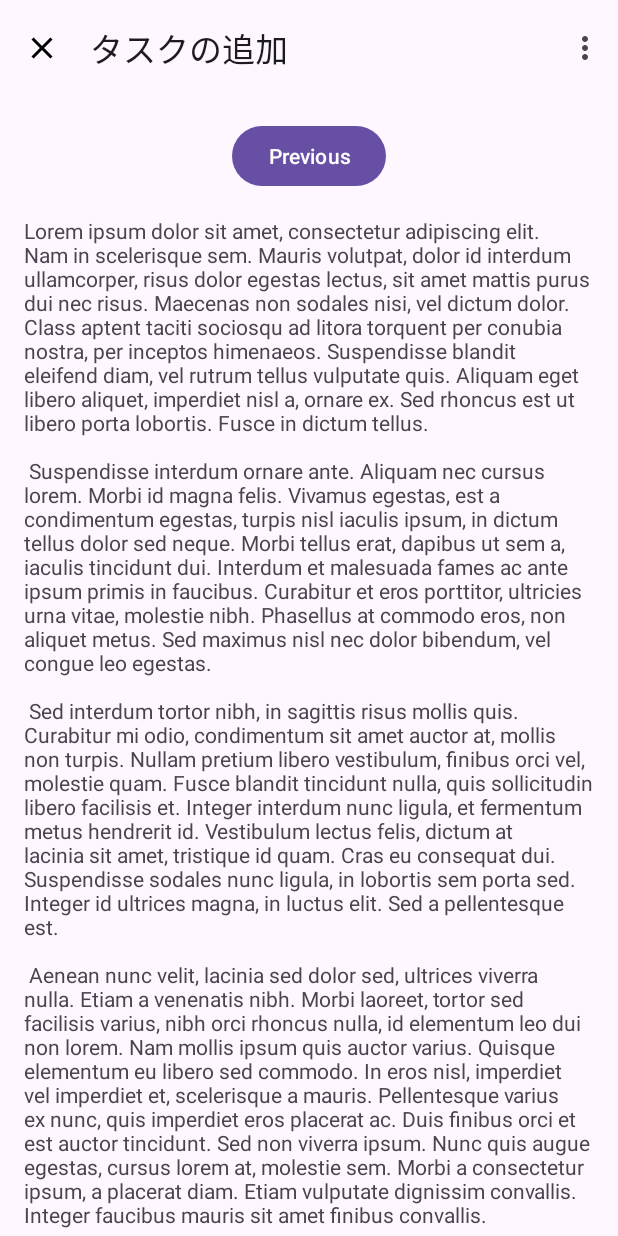
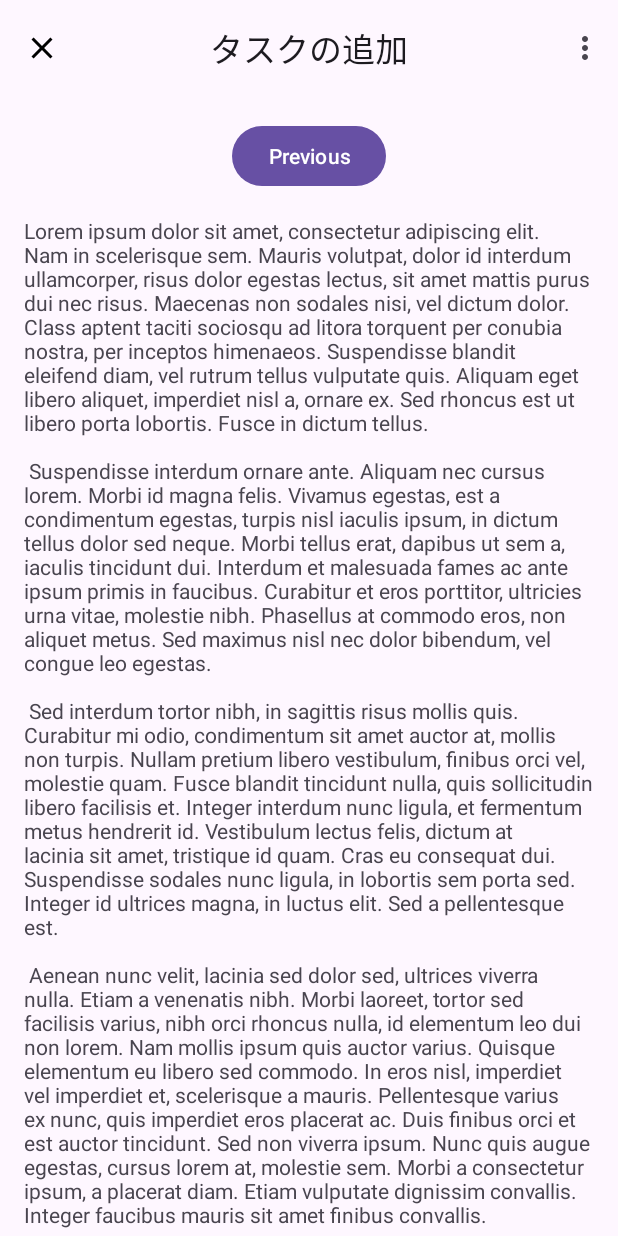
Before and after one commit to uryonym/ynym-portal-android-view, an Android app: the screen it shows after launch (MainActivity), after a tap on "タスクを追加", on a phone screen of 412 x 824 dp. Run offline under Robolectric (Android 15) with nearby library versions, the phone set to English and light mode, and no system bars; our stand-ins replace Dagger/Hilt's generated code, Room's generated code, navigation-ui.

Commit message:
アプリバーのタイトルを中央に配置

```diff
--- a/app/src/main/res/layout/activity_main.xml
+++ b/app/src/main/res/layout/activity_main.xml
@@ -15,7 +15,8 @@
         <com.google.android.material.appbar.MaterialToolbar
             android:id="@+id/toolbar"
             android:layout_width="match_parent"
-            android:layout_height="?attr/actionBarSize" />
+            android:layout_height="?attr/actionBarSize"
+            app:titleCentered="true" />
 
     </com.google.android.material.appbar.AppBarLayout>
 
```
